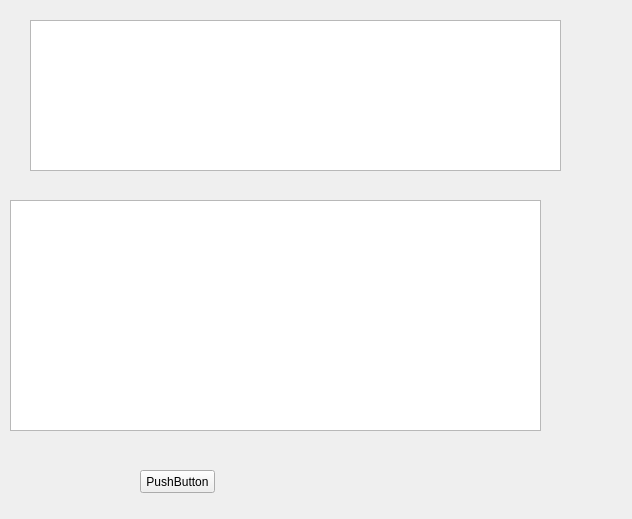
Old version of the form temp/widget.ui in the repository gessd/my_qt.
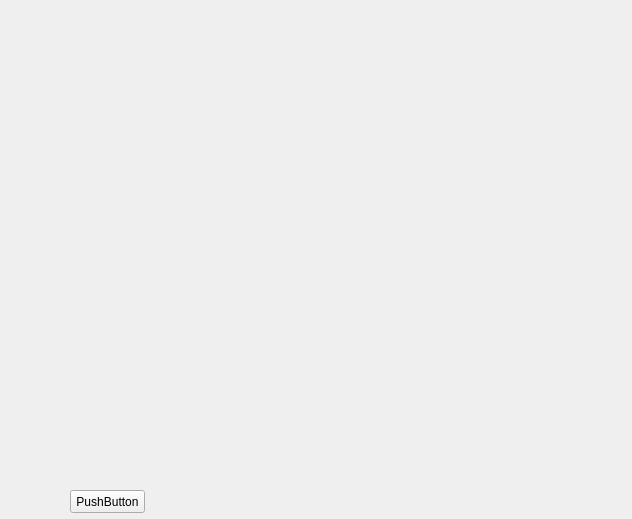
New version of the form.

Patch:
```diff
--- a/temp/widget.ui
+++ b/temp/widget.ui
@@ -16,8 +16,8 @@
   <widget class="QPushButton" name="pushButton">
    <property name="geometry">
     <rect>
-     <x>140</x>
-     <y>470</y>
+     <x>70</x>
+     <y>490</y>
      <width>75</width>
      <height>23</height>
     </rect>
@@ -26,26 +26,6 @@
     <string>PushButton</string>
    </property>
   </widget>
-  <widget class="QTableView" name="tableView">
-   <property name="geometry">
-    <rect>
-     <x>10</x>
-     <y>200</y>
-     <width>531</width>
-     <height>231</height>
-    </rect>
-   </property>
-  </widget>
-  <widget class="QTableWidget" name="tableWidget">
-   <property name="geometry">
-    <rect>
-     <x>30</x>
-     <y>20</y>
-     <width>531</width>
-     <height>151</height>
-    </rect>
-   </property>
-  </widget>
  </widget>
  <layoutdefault spacing="6" margin="11"/>
  <resources/>
```
